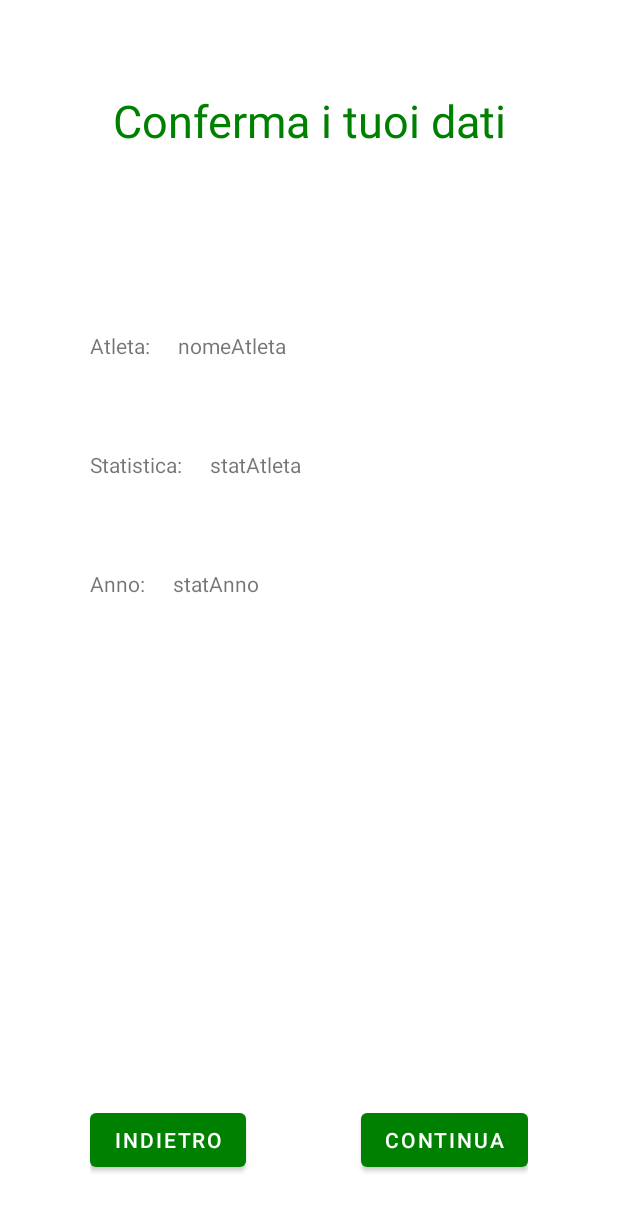
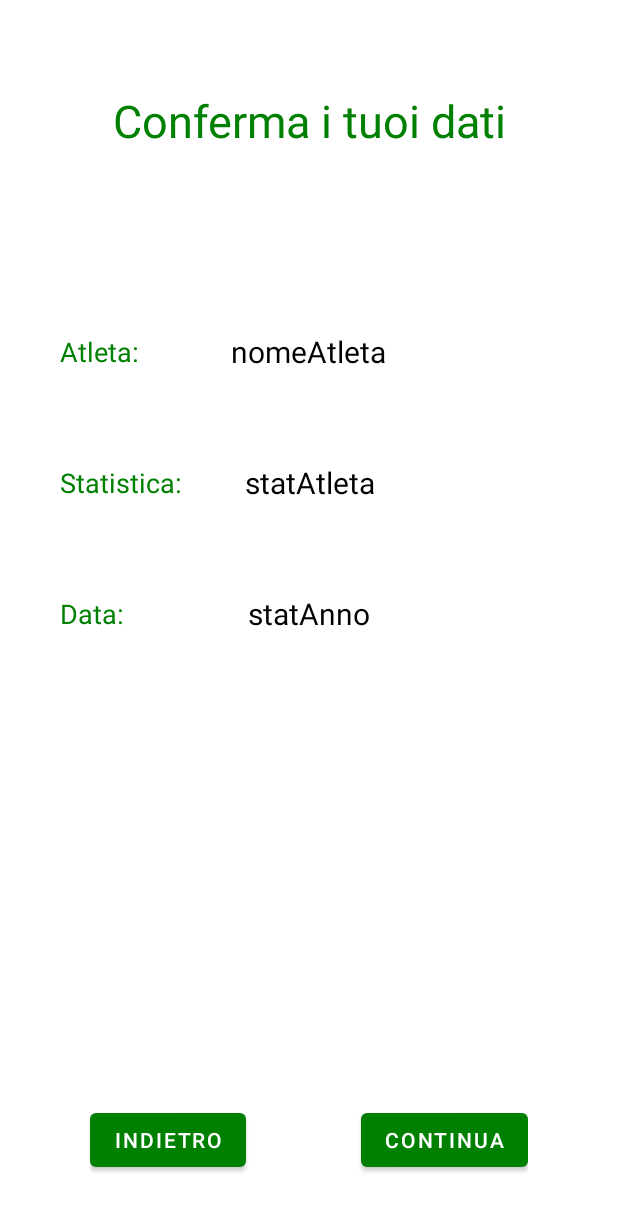
Before and after one commit to jacopodona/SportsGuru, an Android app: the layout fragment_conferma.xml on its own in the app's theme, with its tools: preview values and no code run, on a phone screen of 412 x 824 dp. Shown: the top 1211 px of the screen. Run offline under Robolectric (Android 15) with nearby library versions, the phone set to English and light mode, and no system bars; network calls fail.

Commit message:
fix grafica schermata conferma

```diff
--- a/SportsGuru/app/src/main/res/layout/fragment_conferma.xml
+++ b/SportsGuru/app/src/main/res/layout/fragment_conferma.xml
@@ -10,7 +10,7 @@
         android:layout_height="wrap_content"
         android:layout_alignParentTop="true"
         android:layout_centerInParent="true"
-        android:layout_marginHorizontal="60dp"
+        android:layout_marginHorizontal="40dp"
         android:gravity="center"
         android:orientation="vertical">
 
@@ -25,7 +25,7 @@
             android:textColor="@color/green"
             android:textSize="30sp" />
 
-        <LinearLayout
+        <RelativeLayout
             android:layout_width="match_parent"
             android:layout_height="wrap_content"
             android:layout_marginTop="120dp"
@@ -34,18 +34,27 @@
             <com.google.android.material.textview.MaterialTextView
                 android:layout_width="wrap_content"
                 android:layout_height="wrap_content"
+                android:layout_alignParentLeft="true"
+                android:layout_toStartOf="@id/conferma_textview_atleta"
+                android:layout_centerInParent="true"
                 android:layout_marginRight="15dp"
-                android:text="Atleta: " />
+                android:text="Atleta: "
+                android:textColor="@color/green"
+                android:textSize="18sp" />
 
             <com.google.android.material.textview.MaterialTextView
                 android:id="@+id/conferma_textview_atleta"
                 android:layout_width="wrap_content"
                 android:layout_height="wrap_content"
-                android:text="nomeAtleta" />
+                android:layout_centerInParent="true"
+                android:gravity="center"
+                android:text="nomeAtleta"
+                android:textSize="20sp"
+                android:textColor="@color/black" />
 
-        </LinearLayout>
+        </RelativeLayout>
 
-        <LinearLayout
+        <RelativeLayout
             android:layout_width="match_parent"
             android:layout_height="wrap_content"
             android:layout_marginTop="60dp"
@@ -54,18 +63,27 @@
             <com.google.android.material.textview.MaterialTextView
                 android:layout_width="wrap_content"
                 android:layout_height="wrap_content"
+                android:layout_alignParentLeft="true"
+                android:layout_centerInParent="true"
+                android:layout_toStartOf="@id/conferma_textview_stat"
                 android:layout_marginRight="15dp"
-                android:text="Statistica: " />
+                android:text="Statistica: "
+                android:textColor="@color/green"
+                android:textSize="18sp" />
 
             <com.google.android.material.textview.MaterialTextView
                 android:id="@+id/conferma_textview_stat"
                 android:layout_width="wrap_content"
                 android:layout_height="wrap_content"
-                android:text="statAtleta" />
+                android:layout_centerInParent="true"
+                android:gravity="center"
+                android:text="statAtleta"
+                android:textSize="20sp"
+                android:textColor="@color/black" />
 
-        </LinearLayout>
+        </RelativeLayout>
 
-        <LinearLayout
+        <RelativeLayout
             android:layout_width="match_parent"
             android:layout_height="wrap_content"
             android:layout_marginTop="60dp"
@@ -74,16 +92,25 @@
             <com.google.android.material.textview.MaterialTextView
                 android:layout_width="wrap_content"
                 android:layout_height="wrap_content"
+                android:layout_alignParentLeft="true"
+                android:layout_centerInParent="true"
+                android:layout_toStartOf="@id/conferma_textview_data"
                 android:layout_marginRight="15dp"
-                android:text="Anno: " />
+                android:text="Data: "
+                android:textColor="@color/green"
+                android:textSize="18sp" />
 
             <com.google.android.material.textview.MaterialTextView
                 android:id="@+id/conferma_textview_data"
                 android:layout_width="wrap_content"
                 android:layout_height="wrap_content"
-                android:text="statAnno" />
+                android:layout_centerInParent="true"
+                android:gravity="center"
+                android:text="statAnno"
+                android:textSize="20sp"
+                android:textColor="@color/black" />
 
-        </LinearLayout>
+        </RelativeLayout>
 
     </LinearLayout>
 
```
